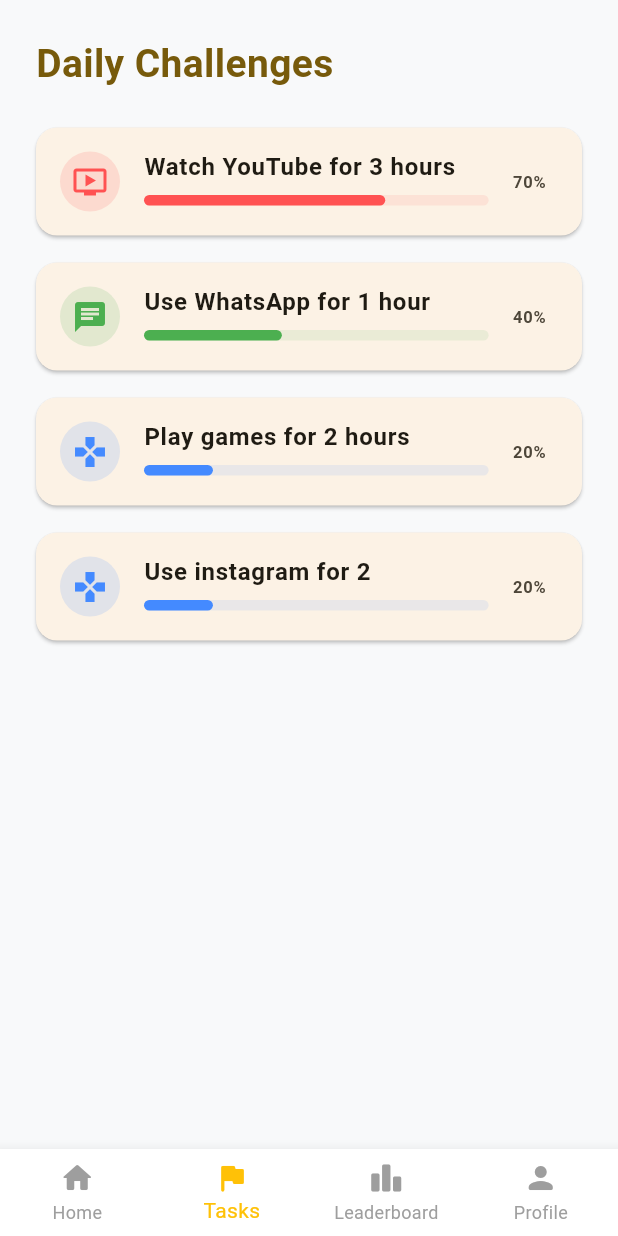
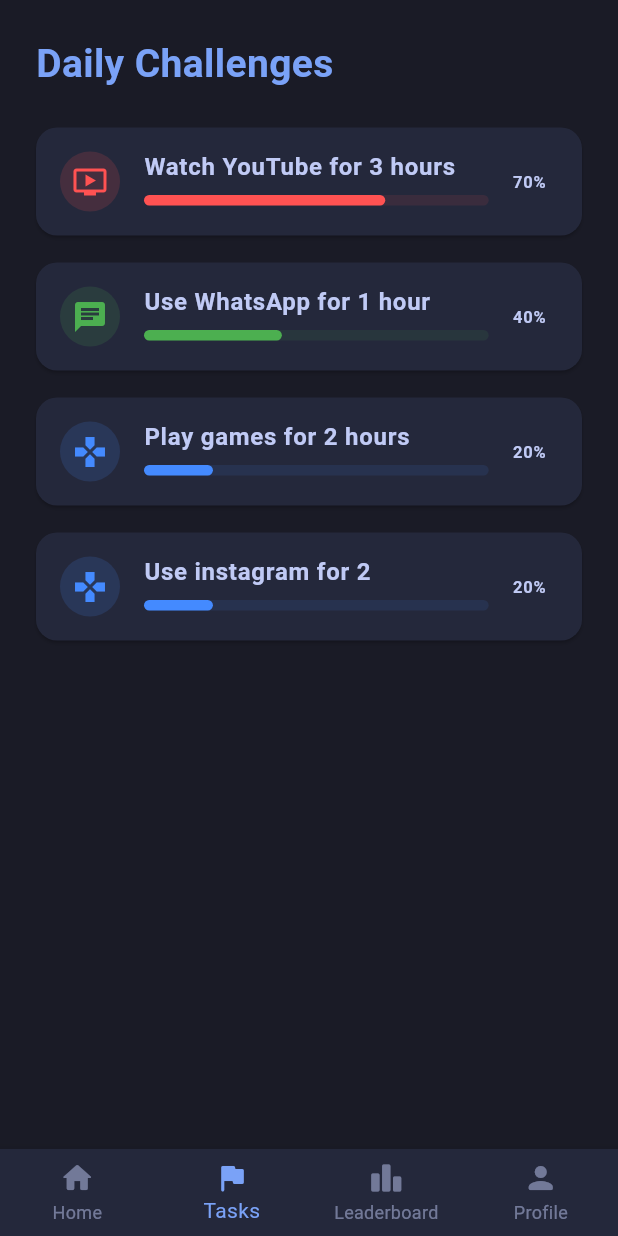
Before and after one commit to thomasmartinoa/anti_wellbeing_, a Flutter app: the screen it shows after launch, item 2 of the bottom bar chosen, on a phone screen of 412 x 824 dp. Run offline on Flutter 3.47's test engine with Material 3 defaults, Android fonts, the phone set to English and light mode, and no system bars.

Commit message:
dark theme

```diff
--- a/lib/main.dart
+++ b/lib/main.dart
@@ -13,29 +13,86 @@
 
   @override
   Widget build(BuildContext context) {
+    // Tokyo Night color palette
+    const background = Color(0xFF1A1B26);
+    const surface = Color(0xFF24283B);
+    const primary = Color(0xFF7AA2F7);
+    const secondary = Color(0xFFBB9AF7);
+    const accent = Color(0xFF9ECE6A);
+    const error = Color(0xFFF7768E);
+    const onPrimary = Color(0xFF1A1B26);
+    const onSurface = Color(0xFFC0CAF5);
+    const onBackground = Color(0xFFC0CAF5);
+    const onSecondary = Color(0xFF1A1B26);
+
+    final tokyoNightColorScheme = ColorScheme(
+      brightness: Brightness.dark,
+      primary: primary,
+      onPrimary: onPrimary,
+      secondary: secondary,
+      onSecondary: onSecondary,
+      error: error,
+      onError: Colors.white,
+      background: background,
+      onBackground: onBackground,
+      surface: surface,
+      onSurface: onSurface,
+    );
+
     return MaterialApp(
       debugShowCheckedModeBanner: false,
       title: 'Screen King',
       theme: ThemeData(
-        colorScheme: ColorScheme.fromSeed(
-          seedColor: Colors.amber,
-          brightness: Brightness.light,
-        ),
+        colorScheme: tokyoNightColorScheme,
         useMaterial3: true,
         fontFamily: 'Roboto',
-        scaffoldBackgroundColor: const Color(0xFFF8F9FA),
-        appBarTheme: const AppBarTheme(
-          backgroundColor: Colors.white,
-          foregroundColor: Colors.black87,
+        scaffoldBackgroundColor: background,
+        appBarTheme: AppBarTheme(
+          backgroundColor: surface,
+          foregroundColor: onSurface,
           elevation: 0.5,
+          iconTheme: IconThemeData(color: primary),
         ),
-        bottomNavigationBarTheme: const BottomNavigationBarThemeData(
-          selectedItemColor: Colors.amber,
-          unselectedItemColor: Colors.grey,
-          backgroundColor: Colors.white,
+        bottomNavigationBarTheme: BottomNavigationBarThemeData(
+          selectedItemColor: primary,
+          unselectedItemColor: onSurface.withOpacity(0.5),
+          backgroundColor: surface,
           showUnselectedLabels: true,
         ),
+        cardColor: surface,
+        textTheme: const TextTheme(
+          bodyLarge: TextStyle(color: onSurface),
+          bodyMedium: TextStyle(color: onSurface),
+          bodySmall: TextStyle(color: onSurface),
+        ),
+        iconTheme: const IconThemeData(color: primary),
       ),
+      darkTheme: ThemeData(
+        colorScheme: tokyoNightColorScheme,
+        useMaterial3: true,
+        fontFamily: 'Roboto',
+        scaffoldBackgroundColor: background,
+        appBarTheme: AppBarTheme(
+          backgroundColor: surface,
+          foregroundColor: onSurface,
+          elevation: 0.5,
+          iconTheme: IconThemeData(color: primary),
+        ),
+        bottomNavigationBarTheme: BottomNavigationBarThemeData(
+          selectedItemColor: primary,
+          unselectedItemColor: onSurface.withOpacity(0.5),
+          backgroundColor: surface,
+          showUnselectedLabels: true,
+        ),
+        cardColor: surface,
+        textTheme: const TextTheme(
+          bodyLarge: TextStyle(color: onSurface),
+          bodyMedium: TextStyle(color: onSurface),
+          bodySmall: TextStyle(color: onSurface),
+        ),
+        iconTheme: const IconThemeData(color: primary),
+      ),
+      themeMode: ThemeMode.dark,
       home: const MainNavigation(),
     );
   }
```
